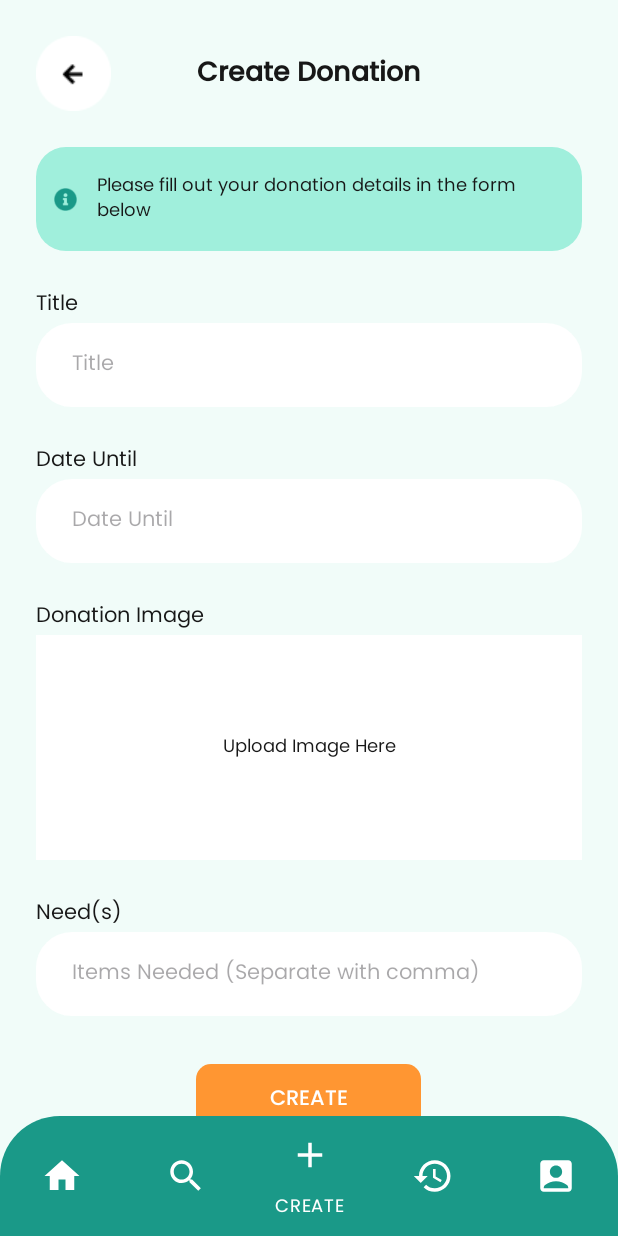
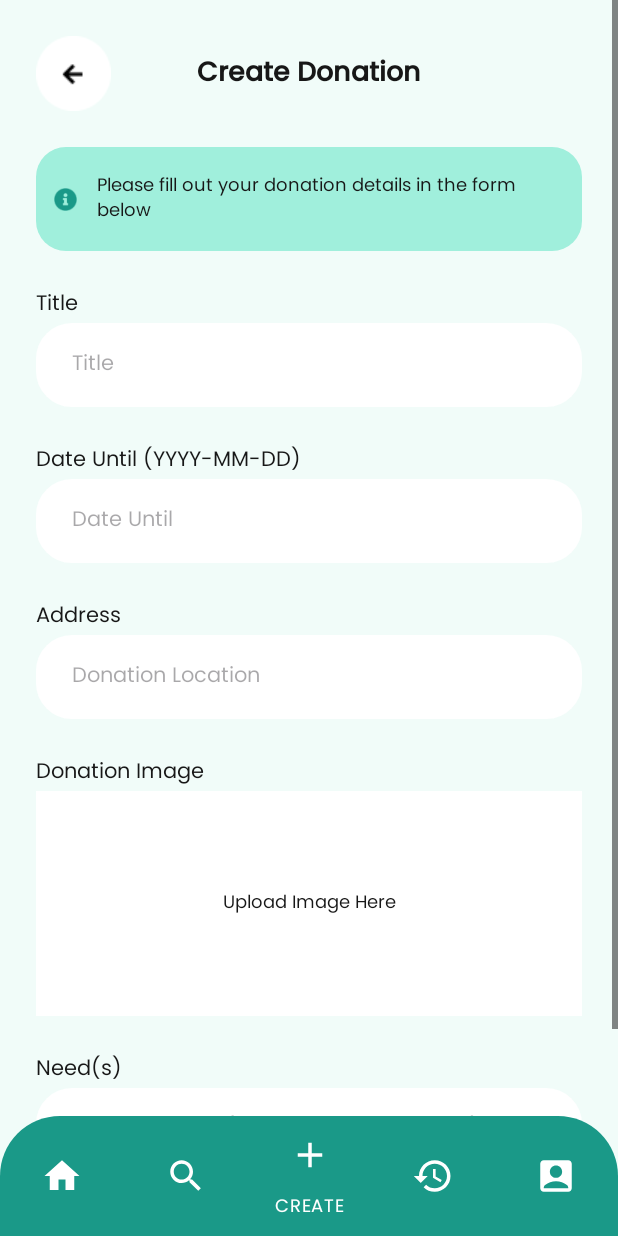
Before and after one commit to josephines1/help-hand, an Android app: the CreateFragment screen opened through its navigation route, on a phone screen of 412 x 824 dp. Run offline under Robolectric (Android 15) with nearby library versions, the phone set to English and light mode, and no system bars; our stand-ins replace Firebase (no records; nobody signed in at launch, a user with empty details on screens opened directly), navigation-ui.

Commit message:
Add address field di create donation form

```diff
--- a/app/src/main/AndroidManifest.xml
+++ b/app/src/main/AndroidManifest.xml
@@ -15,6 +15,9 @@
         android:supportsRtl="true"
         android:theme="@style/Theme.HelpHandv10"
         tools:targetApi="31">
+        <activity
+            android:name=".activity.SuccessCreateDonation"
+            android:exported="false" />
         <activity
             android:name=".activity.DonationDetailActivity"
             android:exported="true" />
--- a/app/src/main/java/com/example/helphandv10/CreateFragment.kt
+++ b/app/src/main/java/com/example/helphandv10/CreateFragment.kt
@@ -9,11 +9,14 @@ import android.view.LayoutInflater
 import android.view.View
 import android.view.ViewGroup
 import android.widget.EditText
+import android.widget.FrameLayout
 import android.widget.ImageView
 import android.widget.TextView
 import android.widget.Toast
 import androidx.constraintlayout.widget.ConstraintLayout
 import com.example.helphandv10.activity.MainActivity
+import com.example.helphandv10.activity.SuccessCreateDonation
+import com.example.helphandv10.databinding.FragmentHomeBinding
 import com.example.helphandv10.model.Donations
 import com.example.helphandv10.viewmodel.donation.AddViewModel
 import com.google.firebase.Timestamp
@@ -30,6 +33,9 @@ private const val ARG_PARAM2 = "param2"
 class CreateFragment : Fragment() {
     private var param1: String? = null
     private var param2: String? = null
+
+    private var _binding: FragmentHomeBinding? = null
+    private val binding get() = _binding!!
 
     private val addViewModel: AddViewModel by viewModel()
     private lateinit var storageReference: StorageReference
@@ -68,9 +74,18 @@ class CreateFragment : Fragment() {
 
         val et_title = view.findViewById<EditText>(R.id.et_create_title)
         val et_date = view.findViewById<EditText>(R.id.et_create_date)
+        val et_location = view.findViewById<EditText>(R.id.et_create_location)
         val et_needs = view.findViewById<EditText>(R.id.et_create_needs)
         val cl_image = view.findViewById<ConstraintLayout>(R.id.cl_create_image)
         val btn_create = view.findViewById<ConstraintLayout>(R.id.cl_btn_create)
+
+        val initialMarginBottom = resources.getDimensionPixelSize(R.dimen.m3_bottom_nav_min_height)
+        val additionalMargin = (48 * resources.displayMetrics.density + 0.5f).toInt()
+        val newMarginBottom = initialMarginBottom + additionalMargin
+
+        val params = btn_create.layoutParams as ViewGroup.MarginLayoutParams
+        params.bottomMargin = newMarginBottom
+        btn_create.layoutParams = params
 
         storageReference = FirebaseStorage.getInstance().reference
 
@@ -83,9 +98,10 @@ class CreateFragment : Fragment() {
         btn_create.setOnClickListener {
             val title = et_title.text.toString()
             val date = et_date.text.toString()
+            val location = et_location.text.toString()
             val needs = et_needs.text.toString().split(",").map { it.trim() }
 
-            if (title.isEmpty() || date.isEmpty() || needs.isEmpty()) {
+            if (title.isEmpty() || date.isEmpty() || needs.isEmpty() || location.isEmpty()) {
                 Toast.makeText(context, "Please fill in all fields", Toast.LENGTH_SHORT).show()
                 return@setOnClickListener
             }
@@ -116,7 +132,7 @@ class CreateFragment : Fragment() {
                         val donation = Donations(
                             title = title,
                             donationImageUrl = imageUrl,
-                            location = "",
+                            location = location,
                             organizerId = "users/${FirebaseAuth.getInstance().currentUser?.uid ?: ""}",
                             deadline = Timestamp(deadline),
                             itemsNeeded = needs,
@@ -133,10 +149,18 @@ class CreateFragment : Fragment() {
 
         addViewModel.donationAdded.observe(viewLifecycleOwner) {
             if (it) {
-                val intent = Intent(requireContext(), MainActivity::class.java)
+                val intent = Intent(requireContext(), SuccessCreateDonation::class.java)
                 startActivity(intent)
                 requireActivity().finish()
             }
+        }
+
+        val iconBack = view.findViewById<ImageView>(R.id.ic_back)
+
+        iconBack.setOnClickListener{
+            val intent = Intent(requireContext(), MainActivity::class.java)
+            startActivity(intent)
+            requireActivity().finish()
         }
     }
 
@@ -146,6 +170,7 @@ class CreateFragment : Fragment() {
             data?.data?.let {
                 imageUri = it
                 val imageIv = view?.findViewById<ImageView>(R.id.iv_preview)
+                imageIv?.scaleType = ImageView.ScaleType.CENTER_CROP
                 imageIv?.setImageURI(imageUri)
 
                 val tv_upload_image = view?.findViewById<TextView>(R.id.tv_upload_image)
--- a/app/src/main/java/com/example/helphandv10/HomeFragment.kt
+++ b/app/src/main/java/com/example/helphandv10/HomeFragment.kt
@@ -8,6 +8,7 @@ import android.view.View
 import android.view.ViewGroup
 import android.widget.ImageView
 import android.widget.TextView
+import androidx.constraintlayout.widget.ConstraintLayout
 import androidx.lifecycle.Observer
 import androidx.recyclerview.widget.LinearLayoutManager
 import androidx.recyclerview.widget.RecyclerView
@@ -35,9 +36,7 @@ class HomeFragment : Fragment() {
     private var param1: String? = null
     private var param2: String? = null
 
-    private lateinit var adapter: ListAdapter
     private lateinit var recyclerView: RecyclerView
-    private lateinit var donationsList: List<Donations>
     private val listViewModel: ListViewModel by viewModel()
     private var _binding: FragmentHomeBinding? = null
     private val binding get() = _binding!!
@@ -80,6 +79,28 @@ class HomeFragment : Fragment() {
 
     override fun onViewCreated(view: View, savedInstanceState: Bundle?) {
         super.onViewCreated(view, savedInstanceState)
+
+        val btn_to_create = view.findViewById<ConstraintLayout>(R.id.cl_btn_home_create)
+
+        btn_to_create.setOnClickListener {
+            // Buat instance dari fragment Create
+            val createFragment = CreateFragment()
+
+            // Dapatkan instance FragmentManager
+            val fragmentManager = requireActivity().supportFragmentManager
+
+            // Mulai transaksi fragment
+            val transaction = fragmentManager.beginTransaction()
+
+            // Ganti fragment Home dengan fragment Create
+            transaction.replace(R.id.fragment_home, createFragment)
+
+            // Tambahkan transaksi ke back stack (jika ingin kembali ke fragment sebelumnya saat tombol back ditekan)
+            transaction.addToBackStack(null)
+
+            // Jalankan transaksi
+            transaction.commit()
+        }
 
         val iv_userPhoto = view.findViewById<ImageView>(R.id.iv_userPhotoProfile)
         val tv_username = view.findViewById<TextView>(R.id.tv_username)
--- a/app/src/main/res/layout/fragment_create.xml
+++ b/app/src/main/res/layout/fragment_create.xml
@@ -117,7 +117,7 @@
                 <TextView
                     android:layout_width="match_parent"
                     android:layout_height="wrap_content"
-                    android:text="Date Until" />
+                    android:text="Date Until (YYYY-MM-DD)" />
 
                 <EditText
                     android:id="@+id/et_create_date"
@@ -127,6 +127,33 @@
                     android:ems="10"
                     android:hint="Date Until"
                     android:inputType="date"
+                    android:padding="16dp"
+                    android:paddingStart="24dp"
+                    android:paddingEnd="24dp"
+                    android:textSize="14sp" />
+
+            </LinearLayout>
+
+            <LinearLayout
+                android:layout_width="match_parent"
+                android:layout_height="match_parent"
+                android:layout_marginHorizontal="24dp"
+                android:layout_marginTop="24dp"
+                android:orientation="vertical">
+
+                <TextView
+                    android:layout_width="match_parent"
+                    android:layout_height="wrap_content"
+                    android:text="Address" />
+
+                <EditText
+                    android:id="@+id/et_create_location"
+                    android:layout_width="match_parent"
+                    android:layout_height="wrap_content"
+                    android:background="@drawable/edit_text_rounded_corner"
+                    android:ems="10"
+                    android:hint="Donation Location"
+                    android:inputType="text"
                     android:padding="16dp"
                     android:paddingStart="24dp"
                     android:paddingEnd="24dp"
@@ -208,14 +235,14 @@
                 android:layout_height="match_parent"
                 android:layout_gravity="center_horizontal"
                 android:layout_marginTop="32dp"
-                android:background="@drawable/button_secondary_rounded_corner"
-                android:paddingVertical="12dp">
+                android:background="@drawable/button_secondary_rounded_corner">
 
                 <TextView
                     android:id="@+id/textView7"
                     android:layout_width="wrap_content"
                     android:layout_height="wrap_content"
                     android:fontFamily="@font/poppins_medium"
+                    android:paddingVertical="12dp"
                     android:text="Create"
                     android:textAllCaps="true"
                     android:textColor="@color/white"
--- a/app/src/main/res/layout/fragment_home.xml
+++ b/app/src/main/res/layout/fragment_home.xml
@@ -1,5 +1,6 @@
 <?xml version="1.0" encoding="utf-8"?>
 <FrameLayout xmlns:android="http://schemas.android.com/apk/res/android"
+    android:id="@+id/fragment_home"
     xmlns:tools="http://schemas.android.com/tools"
     android:layout_width="match_parent"
     android:layout_height="match_parent"
@@ -122,7 +123,7 @@
                         android:textSize="10sp" />
 
                     <androidx.constraintlayout.widget.ConstraintLayout
-                        android:id="@+id/btn_create"
+                        android:id="@+id/cl_btn_home_create"
                         android:layout_width="match_parent"
                         android:layout_height="48dp"
                         android:layout_marginTop="16dp"
```
Also changed, not shown: app/src/main/java/com/example/helphandv10/activity/SuccessCreateDonation.kt (added, +39 -0 lines), app/src/main/res/layout/activity_success_create_donation.xml (added, +120 -0 lines), app/src/main/res/drawable/ic_check_circle.png (added).
